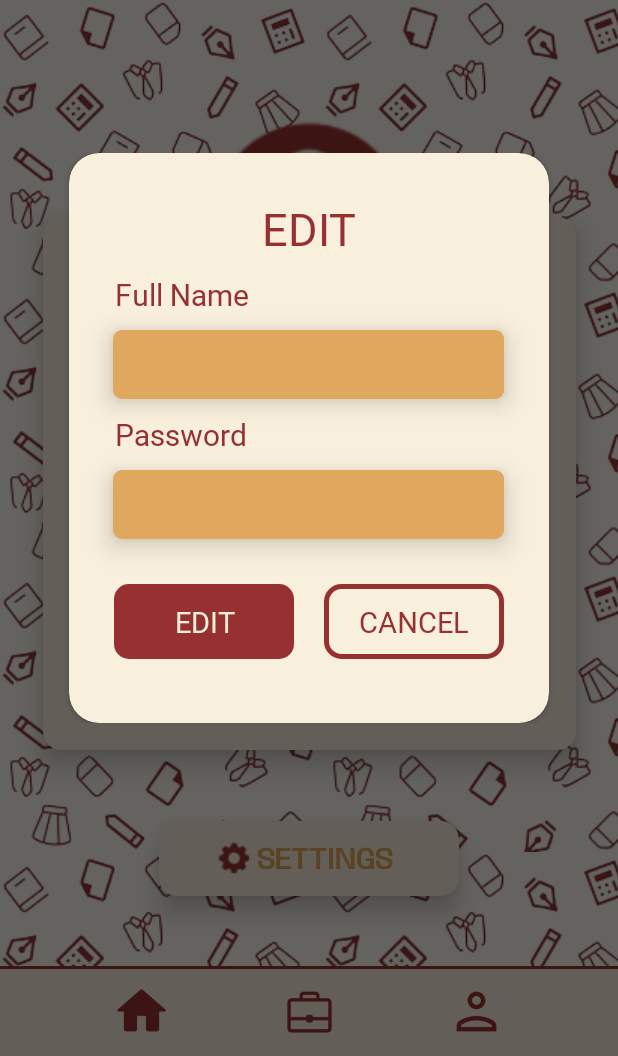
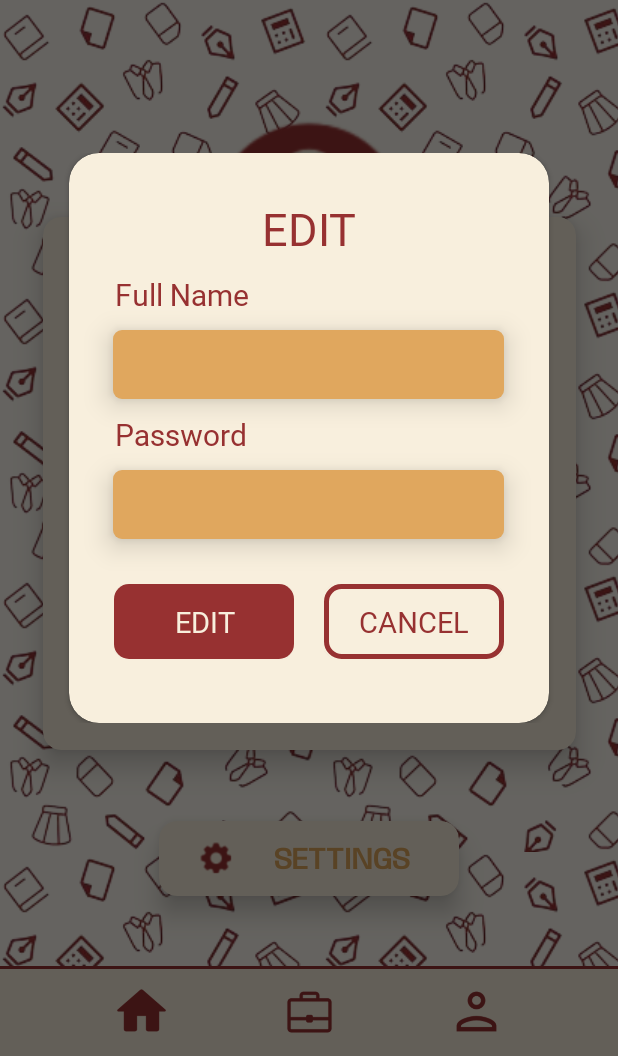
Before and after one commit to Tong-nvk/Wildcat-FreshFinds, an Android app built with Jetpack Compose: the fragment ProfileFragment placed in its activity, after a tap on "EDIT", on a phone screen of 412 x 824 dp, the part 180-1236 px from its top. Run offline under Robolectric (Android 15) with nearby library versions, the phone set to English and light mode, and no system bars; libraries missing offline, so code that uses them is left out: cit.edu.

Commit message:
cleaning pt2

```diff
--- a/app/src/main/java/cit/edu/WildcatFreshFinds/ProfileFragment.kt
+++ b/app/src/main/java/cit/edu/WildcatFreshFinds/ProfileFragment.kt
@@ -13,6 +13,7 @@ import android.widget.EditText
 import android.widget.FrameLayout
 import android.widget.TextView
 import android.widget.Toast
+import androidx.cardview.widget.CardView
 import androidx.fragment.app.Fragment
 class ProfileFragment : Fragment(R.layout.fragment_profile) {
 
@@ -24,7 +25,6 @@ class ProfileFragment : Fragment(R.layout.fragment_profile) {
 
         val fullName = view.findViewById<TextView>(R.id.user_name);
         val email = view.findViewById<TextView>(R.id.email_value);
-        val password = view.findViewById<TextView>(R.id.password_value);
 
         fullName.text = UserManager.getSignedIn()?.fullName
         email.text = UserManager.getSignedIn()?.email
@@ -32,6 +32,18 @@ class ProfileFragment : Fragment(R.layout.fragment_profile) {
         editButton.setOnClickListener {
             showCustomDialogBox()
         }
+
+        val settingsContainer: CardView = view.findViewById(R.id.settings_container)
+
+        settingsContainer.setOnClickListener {
+            Log.e("Button Click", "Settings Navigation Button Clicked")
+            showToast("Settings")
+
+            val intent = Intent(requireContext(), SettingsActivity::class.java)
+            startActivity(intent)
+        }
+
+
     }
 
 
--- a/app/src/main/res/layout/activity_settings.xml
+++ b/app/src/main/res/layout/activity_settings.xml
@@ -43,6 +43,7 @@
             android:layout_marginStart="10dp"
             android:src="@drawable/back_icon"
 
+            android:contentDescription="Back button"
             android:clickable="true"
             android:focusable="true"
             />
--- a/app/src/main/res/layout/fragment_profile.xml
+++ b/app/src/main/res/layout/fragment_profile.xml
@@ -161,63 +161,50 @@
 
     <androidx.cardview.widget.CardView
         android:id="@+id/settings_container"
-
         android:layout_width="200dp"
         android:layout_height="50dp"
         android:background="@color/container_bg"
         app:cardBackgroundColor="@color/container_bg"
         app:cardCornerRadius="12dp"
         app:cardElevation="10dp"
-
-
         app:layout_constraintBottom_toBottomOf="parent"
         app:layout_constraintEnd_toEndOf="parent"
         app:layout_constraintStart_toStartOf="parent"
         app:layout_constraintTop_toBottomOf="@+id/profile_container"
 
         android:clickable="true"
-        android:focusable="true"
-        />
+        android:focusable="true">
 
-
-
-
+        <androidx.constraintlayout.widget.ConstraintLayout
+            android:layout_width="match_parent"
+            android:layout_height="match_parent">
 
             <ImageView
                 android:id="@+id/settings_icon"
-
                 android:layout_width="30dp"
                 android:layout_height="30dp"
-        app:layout_constraintHorizontal_chainStyle="packed"
-        android:elevation="11dp"
-        app:layout_constraintStart_toStartOf="@id/settings_container"
-        app:layout_constraintTop_toTopOf="@id/settings_container"
-        app:layout_constraintBottom_toBottomOf="@id/settings_container"
+                app:layout_constraintStart_toStartOf="parent"
+                app:layout_constraintTop_toTopOf="parent"
+                app:layout_constraintBottom_toBottomOf="parent"
                 app:layout_constraintEnd_toStartOf="@id/settings_label"
-        android:src="@drawable/settings_icon"
-
-        android:clickable="true"
-        android:focusable="true"
-        />
+                android:src="@drawable/settings_icon"/>
 
             <TextView
                 android:id="@+id/settings_label"
                 android:layout_width="100dp"
                 android:layout_height="wrap_content"
-
-        android:elevation="11sp"
                 app:layout_constraintStart_toEndOf="@id/settings_icon"
-        app:layout_constraintTop_toTopOf="@id/settings_container"
-        app:layout_constraintBottom_toBottomOf="@id/settings_container"
-        app:layout_constraintEnd_toEndOf="@id/settings_container"
-
+                app:layout_constraintTop_toTopOf="parent"
+                app:layout_constraintBottom_toBottomOf="parent"
+                app:layout_constraintEnd_toEndOf="parent"
                 android:text="@string/settings"
                 android:textColor="@color/gold"
                 android:fontFamily="@font/anybody_regular"
                 android:textSize="20sp"
-        android:textStyle="bold"
+                android:textStyle="bold"/>
 
-        android:clickable="true"
-        android:focusable="true"
-        />
         </androidx.constraintlayout.widget.ConstraintLayout>
+
+    </androidx.cardview.widget.CardView>
+
+</androidx.constraintlayout.widget.ConstraintLayout>
```
Also changed, not shown: app/src/main/java/cit/edu/WildcatFreshFinds/SettingsActivity.kt (+51 -53 lines). Lines whose indentation alone changed are shown as unchanged.
